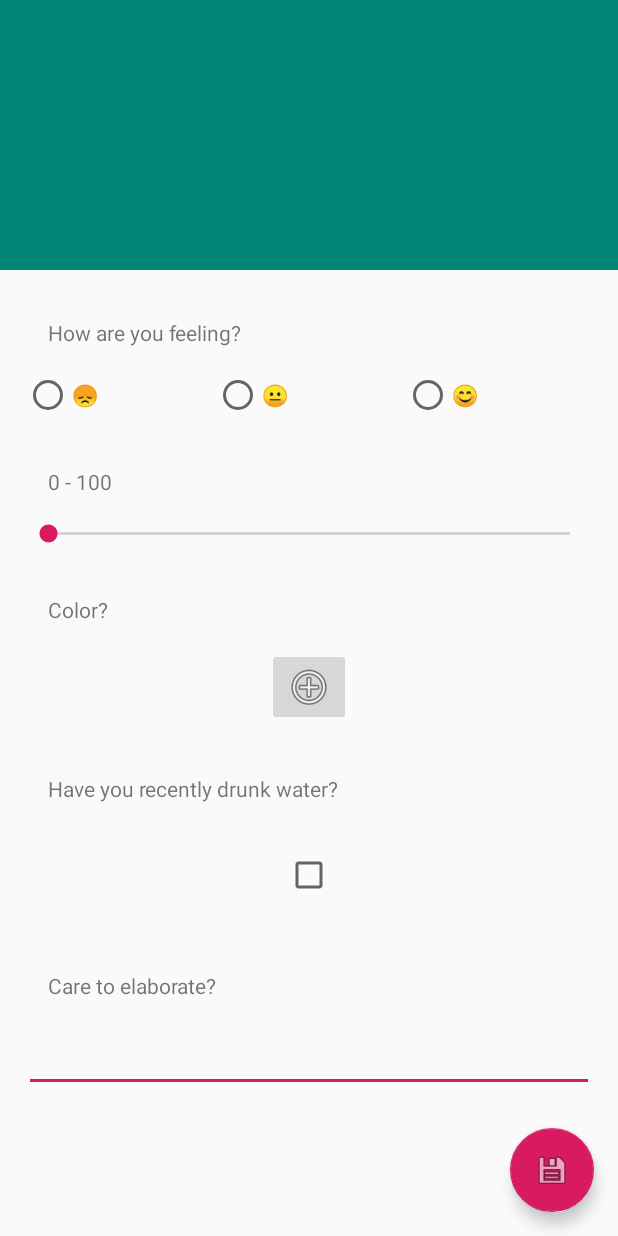
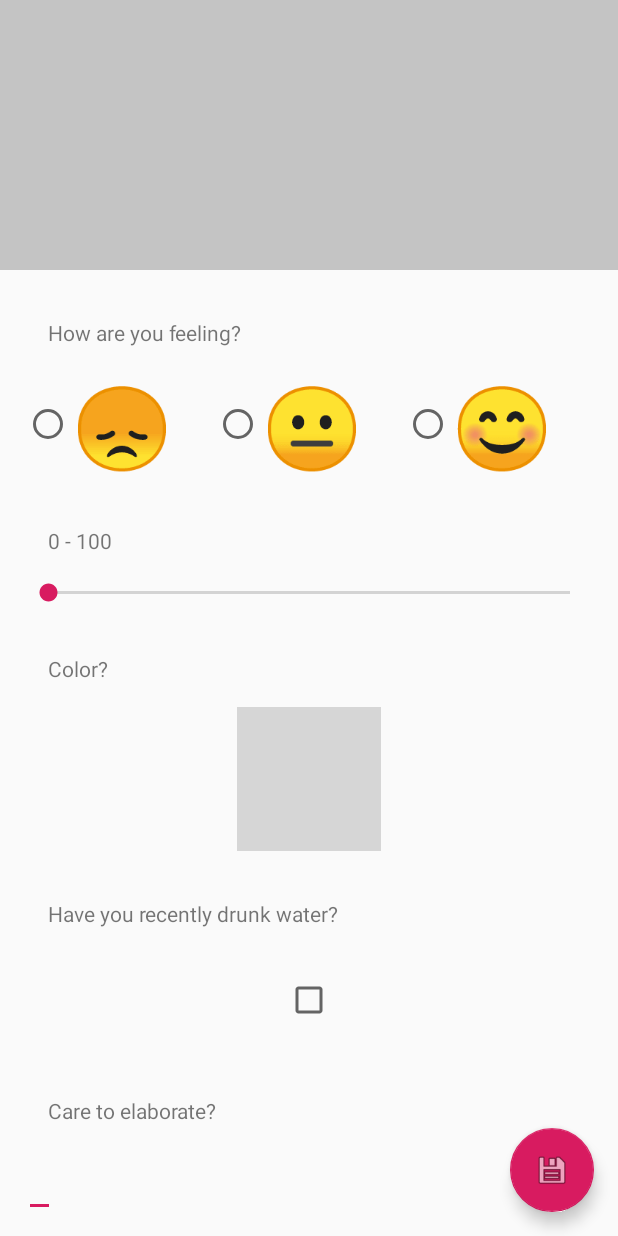
Before and after one commit to BlakeBarrett/snse-android, an Android app: the layout activity_scrolling.xml on its own in the app's theme, with its tools: preview values and no code run, on a phone screen of 412 x 824 dp. Run offline under Robolectric (Android 15) with nearby library versions, the phone set to English and light mode, and no system bars; grey boxes are pictures that could not be loaded.

Commit message:
Styling is better, I suppose.
Still wish I could figure out how to apply a font family to the Header title.

```diff
--- a/base/src/main/res/drawable/ic_format_list_bulleted.xml
+++ b/base/src/main/res/drawable/ic_format_list_bulleted.xml
@@ -1,5 +1,5 @@
 <vector android:autoMirrored="true" android:height="24dp"
     android:viewportHeight="24" android:viewportWidth="24"
     android:width="24dp" xmlns:android="http://schemas.android.com/apk/res/android">
-    <path android:fillColor="#FF000000" android:pathData="M7,5H21V7H7V5M7,13V11H21V13H7M4,4.5A1.5,1.5 0,0 1,5.5 6A1.5,1.5 0,0 1,4 7.5A1.5,1.5 0,0 1,2.5 6A1.5,1.5 0,0 1,4 4.5M4,10.5A1.5,1.5 0,0 1,5.5 12A1.5,1.5 0,0 1,4 13.5A1.5,1.5 0,0 1,2.5 12A1.5,1.5 0,0 1,4 10.5M7,19V17H21V19H7M4,16.5A1.5,1.5 0,0 1,5.5 18A1.5,1.5 0,0 1,4 19.5A1.5,1.5 0,0 1,2.5 18A1.5,1.5 0,0 1,4 16.5Z"/>
+    <path android:fillColor="#FFffffff" android:pathData="M7,5H21V7H7V5M7,13V11H21V13H7M4,4.5A1.5,1.5 0,0 1,5.5 6A1.5,1.5 0,0 1,4 7.5A1.5,1.5 0,0 1,2.5 6A1.5,1.5 0,0 1,4 4.5M4,10.5A1.5,1.5 0,0 1,5.5 12A1.5,1.5 0,0 1,4 13.5A1.5,1.5 0,0 1,2.5 12A1.5,1.5 0,0 1,4 10.5M7,19V17H21V19H7M4,16.5A1.5,1.5 0,0 1,5.5 18A1.5,1.5 0,0 1,4 19.5A1.5,1.5 0,0 1,2.5 18A1.5,1.5 0,0 1,4 16.5Z"/>
 </vector>
--- a/base/src/main/res/drawable/ic_settings_outline.xml
+++ b/base/src/main/res/drawable/ic_settings_outline.xml
@@ -1,5 +1,5 @@
 <vector android:autoMirrored="true" android:height="24dp"
     android:viewportHeight="24" android:viewportWidth="24"
     android:width="24dp" xmlns:android="http://schemas.android.com/apk/res/android">
-    <path android:fillColor="#FF000000" android:pathData="M19.43,12.97L21.54,14.63C21.73,14.78 21.78,15.05 21.66,15.27L19.66,18.73C19.54,18.95 19.27,19.03 19.05,18.95L16.56,17.94C16.04,18.34 15.5,18.67 14.87,18.93L14.5,21.58C14.46,21.82 14.25,22 14,22H10C9.75,22 9.54,21.82 9.5,21.58L9.13,18.93C8.5,18.68 7.96,18.34 7.44,17.94L4.95,18.95C4.73,19.03 4.46,18.95 4.34,18.73L2.34,15.27C2.21,15.05 2.27,14.78 2.46,14.63L4.57,12.97L4.5,12L4.57,11L2.46,9.37C2.27,9.22 2.21,8.95 2.34,8.73L4.34,5.27C4.46,5.05 4.73,4.96 4.95,5.05L7.44,6.05C7.96,5.66 8.5,5.32 9.13,5.07L9.5,2.42C9.54,2.18 9.75,2 10,2H14C14.25,2 14.46,2.18 14.5,2.42L14.87,5.07C15.5,5.32 16.04,5.66 16.56,6.05L19.05,5.05C19.27,4.96 19.54,5.05 19.66,5.27L21.66,8.73C21.78,8.95 21.73,9.22 21.54,9.37L19.43,11L19.5,12L19.43,12.97M6.5,12C6.5,12.58 6.59,13.13 6.75,13.66L4.68,15.36L5.43,16.66L7.95,15.72C8.69,16.53 9.68,17.12 10.8,17.37L11.24,20H12.74L13.18,17.37C14.3,17.13 15.3,16.54 16.05,15.73L18.56,16.67L19.31,15.37L17.24,13.67C17.41,13.14 17.5,12.58 17.5,12C17.5,11.43 17.41,10.87 17.25,10.35L19.31,8.66L18.56,7.36L16.06,8.29C15.31,7.47 14.31,6.88 13.19,6.63L12.75,4H11.25L10.81,6.63C9.69,6.88 8.69,7.47 7.94,8.29L5.44,7.35L4.69,8.65L6.75,10.35C6.59,10.87 6.5,11.43 6.5,12M12,8.5A3.5,3.5 0,0 1,15.5 12A3.5,3.5 0,0 1,12 15.5A3.5,3.5 0,0 1,8.5 12A3.5,3.5 0,0 1,12 8.5M12,10.5A1.5,1.5 0,0 0,10.5 12A1.5,1.5 0,0 0,12 13.5A1.5,1.5 0,0 0,13.5 12A1.5,1.5 0,0 0,12 10.5Z"/>
+    <path android:fillColor="#ffffffff" android:pathData="M19.43,12.97L21.54,14.63C21.73,14.78 21.78,15.05 21.66,15.27L19.66,18.73C19.54,18.95 19.27,19.03 19.05,18.95L16.56,17.94C16.04,18.34 15.5,18.67 14.87,18.93L14.5,21.58C14.46,21.82 14.25,22 14,22H10C9.75,22 9.54,21.82 9.5,21.58L9.13,18.93C8.5,18.68 7.96,18.34 7.44,17.94L4.95,18.95C4.73,19.03 4.46,18.95 4.34,18.73L2.34,15.27C2.21,15.05 2.27,14.78 2.46,14.63L4.57,12.97L4.5,12L4.57,11L2.46,9.37C2.27,9.22 2.21,8.95 2.34,8.73L4.34,5.27C4.46,5.05 4.73,4.96 4.95,5.05L7.44,6.05C7.96,5.66 8.5,5.32 9.13,5.07L9.5,2.42C9.54,2.18 9.75,2 10,2H14C14.25,2 14.46,2.18 14.5,2.42L14.87,5.07C15.5,5.32 16.04,5.66 16.56,6.05L19.05,5.05C19.27,4.96 19.54,5.05 19.66,5.27L21.66,8.73C21.78,8.95 21.73,9.22 21.54,9.37L19.43,11L19.5,12L19.43,12.97M6.5,12C6.5,12.58 6.59,13.13 6.75,13.66L4.68,15.36L5.43,16.66L7.95,15.72C8.69,16.53 9.68,17.12 10.8,17.37L11.24,20H12.74L13.18,17.37C14.3,17.13 15.3,16.54 16.05,15.73L18.56,16.67L19.31,15.37L17.24,13.67C17.41,13.14 17.5,12.58 17.5,12C17.5,11.43 17.41,10.87 17.25,10.35L19.31,8.66L18.56,7.36L16.06,8.29C15.31,7.47 14.31,6.88 13.19,6.63L12.75,4H11.25L10.81,6.63C9.69,6.88 8.69,7.47 7.94,8.29L5.44,7.35L4.69,8.65L6.75,10.35C6.59,10.87 6.5,11.43 6.5,12M12,8.5A3.5,3.5 0,0 1,15.5 12A3.5,3.5 0,0 1,12 15.5A3.5,3.5 0,0 1,8.5 12A3.5,3.5 0,0 1,12 8.5M12,10.5A1.5,1.5 0,0 0,10.5 12A1.5,1.5 0,0 0,12 13.5A1.5,1.5 0,0 0,13.5 12A1.5,1.5 0,0 0,12 10.5Z"/>
 </vector>
--- a/base/src/main/res/layout/content_scrolling.xml
+++ b/base/src/main/res/layout/content_scrolling.xml
@@ -37,18 +37,21 @@
                         android:layout_height="wrap_content"
                         android:id="@+id/radioSad"
                         android:layout_weight="2"
-                        android:layout_gravity="right"/>
+                        android:textSize="24pt"
+                        android:layout_gravity="start"/>
                 <RadioButton
                         android:text="😐"
                         android:layout_width="wrap_content"
                         android:layout_height="wrap_content"
                         android:id="@+id/radioMeh"
+                        android:textSize="24pt"
                         android:layout_weight="2"/>
                 <RadioButton
                         android:text="😊"
                         android:layout_width="wrap_content"
                         android:layout_height="wrap_content"
                         android:id="@+id/radioHappy"
+                        android:textSize="24pt"
                         android:layout_weight="2"/>
             </RadioGroup>
         </LinearLayout>
@@ -87,7 +90,7 @@
                     android:layout_height="wrap_content"
                     android:layout_gravity="center"
                     android:src="@android:drawable/ic_menu_add"
-            />
+                    android:background="@drawable/colorpickerview__btn_background"/>
         </LinearLayout>
 
         <LinearLayout
@@ -114,14 +117,15 @@
                 android:layout_marginBottom="@dimen/text_margin"
                 android:layout_weight="1"
                 android:layout_width="match_parent"
-                android:layout_height="match_parent">
+                android:layout_height="0dp">
             <TextView
                     android:layout_width="wrap_content"
                     android:layout_height="wrap_content"
                     android:layout_margin="@dimen/text_margin"
                     android:text="@string/elaborate"/>
             <EditText
-                    android:layout_width="match_parent"
+                    android:focusedByDefault="false"
+                    android:layout_width="wrap_content"
                     android:layout_height="0dp"
                     android:layout_weight="1"
                     android:inputType="textMultiLine"
--- a/base/src/main/res/values/colors.xml
+++ b/base/src/main/res/values/colors.xml
@@ -1,6 +1,9 @@
 <?xml version="1.0" encoding="utf-8"?>
 <resources>
-    <color name="colorPrimary">#008577</color>
-    <color name="colorPrimaryDark">#00574B</color>
+    <!--<color name="colorPrimary">#008577</color>-->
+    <color name="colorPrimary">#aaaa</color>
+    <color name="colorPrimaryDark">#6666</color>
+    <!--<color name="colorPrimaryDark">#00574B</color>-->
     <color name="colorAccent">#D81B60</color>
+    <color name="white_66_percent">#aaaa</color>
 </resources>
--- a/base/src/main/res/values/styles.xml
+++ b/base/src/main/res/values/styles.xml
@@ -13,5 +13,4 @@
     </style>
     <style name="AppTheme.AppBarOverlay" parent="ThemeOverlay.AppCompat.Dark.ActionBar"/>
     <style name="AppTheme.PopupOverlay" parent="ThemeOverlay.AppCompat.Light"/>
-
 </resources>
```
